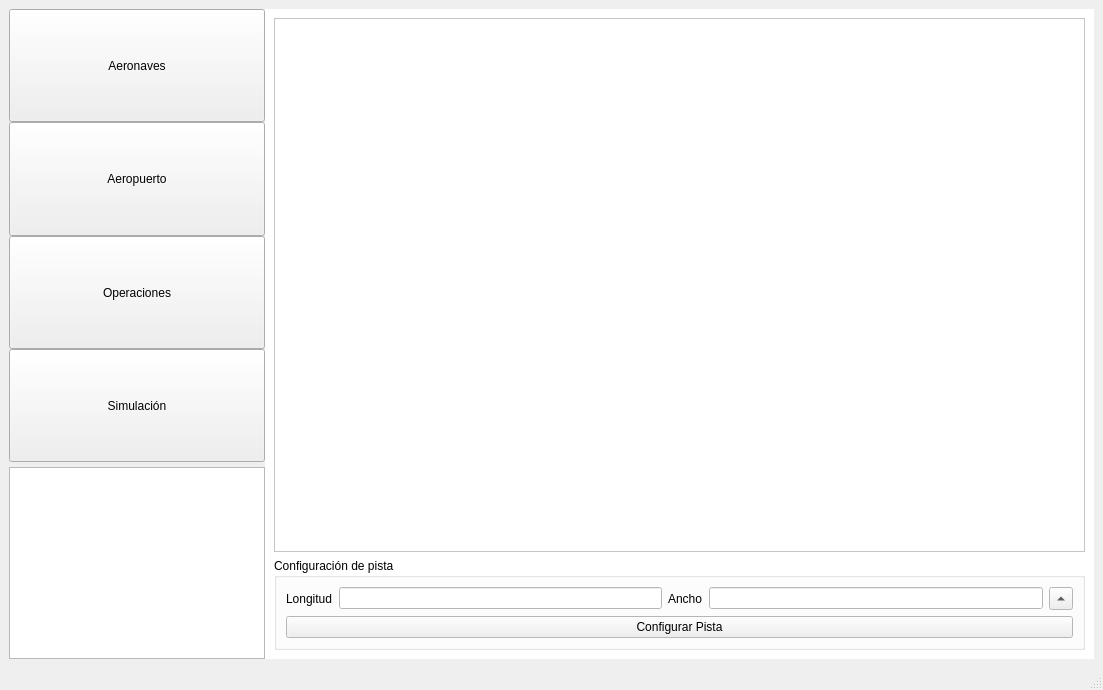
First picture: the form in interfazprincipal.ui, repository IgnacioOchoa/SimAerop, before the edit.
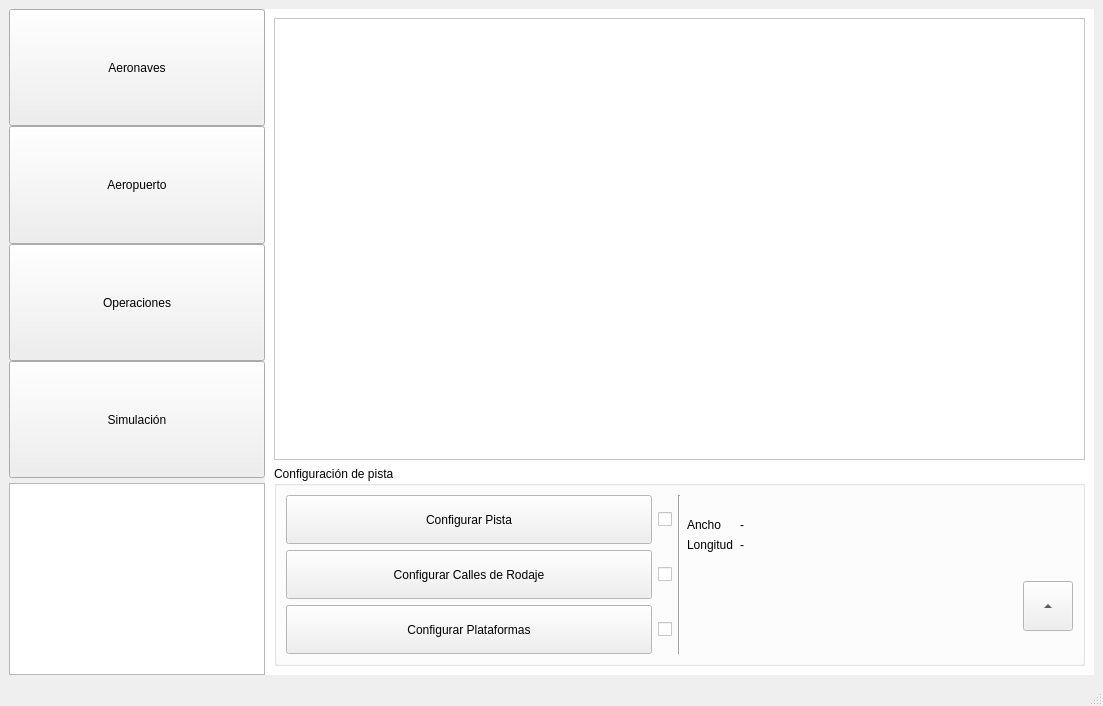
Second picture: the form after the edit. Custom widgets are drawn as their Qt base class.

Commit message:
Se modificó la estructura de edición de pista
Se separó el diálogo de configuración de pista en tres: Pista, Calles de
Rodaje y Plataformas. Estos elementos se definen en diálogos separados
pero todos son necesarios para tener una pista funcional. Los checkboxes
que se agregaron a la par de los botones indican cuando dicha parte
está configurada correctamente. Cuando los tres checkboxes están
tildados se dispone de una pista completa y entonces es posible
graficarla y trabajar con ella. Aún no se han implementado los diálogos
para Calles de rodaje y Plataforma.

What changed in the file:
```diff
--- a/interfazprincipal.ui
+++ b/interfazprincipal.ui
@@ -7,7 +7,7 @@
     <x>0</x>
     <y>0</y>
     <width>1103</width>
-    <height>690</height>
+    <height>706</height>
    </rect>
   </property>
   <property name="windowTitle">
@@ -370,75 +370,218 @@
        </property>
        <layout class="QVBoxLayout" name="verticalLayout_6">
         <item>
-         <widget class="customGraphicsView" name="graficoPista"/>
+         <widget class="customGraphicsView" name="graficoPista">
+          <property name="sizePolicy">
+           <sizepolicy hsizetype="Preferred" vsizetype="Expanding">
+            <horstretch>0</horstretch>
+            <verstretch>0</verstretch>
+           </sizepolicy>
+          </property>
+         </widget>
         </item>
         <item>
          <widget class="QGroupBox" name="groupBox_3">
+          <property name="maximumSize">
+           <size>
+            <width>16777215</width>
+            <height>200</height>
+           </size>
+          </property>
           <property name="title">
            <string>Configuración de pista</string>
           </property>
-          <layout class="QVBoxLayout" name="verticalLayout_5">
+          <layout class="QHBoxLayout" name="horizontalLayout_3">
            <item>
-            <layout class="QHBoxLayout" name="horizontalLayout_6">
+            <layout class="QGridLayout" name="gridLayout">
+             <item row="0" column="0">
+              <widget class="QPushButton" name="pbConfigurarPista">
+               <property name="sizePolicy">
+                <sizepolicy hsizetype="Expanding" vsizetype="Expanding">
+                 <horstretch>0</horstretch>
+                 <verstretch>0</verstretch>
+                </sizepolicy>
+               </property>
+               <property name="text">
+                <string>Configurar Pista</string>
+               </property>
+              </widget>
+             </item>
+             <item row="0" column="1">
+              <widget class="QCheckBox" name="confPistaChk">
+               <property name="baseSize">
+                <size>
+                 <width>30</width>
+                 <height>30</height>
+                </size>
+               </property>
+               <property name="text">
+                <string/>
+               </property>
+              </widget>
+             </item>
+             <item row="1" column="0">
+              <widget class="QPushButton" name="pbConfigurarCallesRodaje">
+               <property name="sizePolicy">
+                <sizepolicy hsizetype="Expanding" vsizetype="Expanding">
+                 <horstretch>0</horstretch>
+                 <verstretch>0</verstretch>
+                </sizepolicy>
+               </property>
+               <property name="text">
+                <string>Configurar Calles de Rodaje</string>
+               </property>
+              </widget>
+             </item>
+             <item row="1" column="1">
+              <widget class="QCheckBox" name="confCalleRodChk">
+               <property name="text">
+                <string/>
+               </property>
+              </widget>
+             </item>
+             <item row="2" column="0">
+              <widget class="QPushButton" name="pbConfigurarPlataformas">
+               <property name="sizePolicy">
+                <sizepolicy hsizetype="Expanding" vsizetype="Expanding">
+                 <horstretch>0</horstretch>
+                 <verstretch>0</verstretch>
+                </sizepolicy>
+               </property>
+               <property name="text">
+                <string>Configurar Plataformas</string>
+               </property>
+              </widget>
+             </item>
+             <item row="2" column="1">
+              <widget class="QCheckBox" name="confPlatChk">
+               <property name="text">
+                <string/>
+               </property>
+              </widget>
+             </item>
+            </layout>
+           </item>
+           <item>
+            <widget class="Line" name="line">
+             <property name="orientation">
+              <enum>Qt::Vertical</enum>
+             </property>
+            </widget>
+           </item>
+           <item>
+            <layout class="QVBoxLayout" name="verticalLayout_4">
              <item>
-              <layout class="QHBoxLayout" name="horizontalLayout_3">
-               <item>
+              <layout class="QGridLayout" name="gridLayout_2">
+               <item row="0" column="0">
+                <widget class="QLabel" name="labelAnchoPista">
+                 <property name="sizePolicy">
+                  <sizepolicy hsizetype="Maximum" vsizetype="Maximum">
+                   <horstretch>0</horstretch>
+                   <verstretch>0</verstretch>
+                  </sizepolicy>
+                 </property>
+                 <property name="text">
+                  <string>Ancho</string>
+                 </property>
+                 <property name="alignment">
+                  <set>Qt::AlignLeading|Qt::AlignLeft|Qt::AlignVCenter</set>
+                 </property>
+                 <property name="margin">
+                  <number>10</number>
+                 </property>
+                </widget>
+               </item>
+               <item row="0" column="1">
+                <widget class="QLabel" name="lbValorAncho">
+                 <property name="text">
+                  <string>-</string>
+                 </property>
+                </widget>
+               </item>
+               <item row="1" column="0">
                 <widget class="QLabel" name="labelLongitudPista">
+                 <property name="sizePolicy">
+                  <sizepolicy hsizetype="Maximum" vsizetype="Maximum">
+                   <horstretch>0</horstretch>
+                   <verstretch>0</verstretch>
+                  </sizepolicy>
+                 </property>
                  <property name="text">
                   <string>Longitud</string>
                  </property>
+                 <property name="alignment">
+                  <set>Qt::AlignLeading|Qt::AlignLeft|Qt::AlignVCenter</set>
+                 </property>
+                 <property name="margin">
+                  <number>10</number>
+                 </property>
                 </widget>
                </item>
-               <item>
-                <widget class="QLineEdit" name="lineEditLongitudPista"/>
+               <item row="1" column="1">
+                <widget class="QLabel" name="lbValorLongitud">
+                 <property name="text">
+                  <string>-</string>
+                 </property>
+                </widget>
                </item>
               </layout>
              </item>
              <item>
               <layout class="QHBoxLayout" name="horizontalLayout_2">
                <item>
-                <widget class="QLabel" name="labelAnchoPista">
+                <spacer name="horizontalSpacer">
+                 <property name="orientation">
+                  <enum>Qt::Horizontal</enum>
+                 </property>
+                 <property name="sizeHint" stdset="0">
+                  <size>
+                   <width>40</width>
+                   <height>20</height>
+                  </size>
+                 </property>
+                </spacer>
+               </item>
+               <item>
+                <widget class="QToolButton" name="botonGraficarPista">
+                 <property name="sizePolicy">
+                  <sizepolicy hsizetype="Preferred" vsizetype="Preferred">
+                   <horstretch>0</horstretch>
+                   <verstretch>0</verstretch>
+                  </sizepolicy>
+                 </property>
+                 <property name="minimumSize">
+                  <size>
+                   <width>50</width>
+                   <height>0</height>
+                  </size>
+                 </property>
+                 <property name="maximumSize">
+                  <size>
+                   <width>50</width>
+                   <height>50</height>
+                  </size>
+                 </property>
+                 <property name="layoutDirection">
+                  <enum>Qt::LeftToRight</enum>
+                 </property>
                  <property name="text">
-                  <string>Ancho</string>
+                  <string>...</string>
+                 </property>
+                 <property name="toolButtonStyle">
+                  <enum>Qt::ToolButtonIconOnly</enum>
+                 </property>
+                 <property name="autoRaise">
+                  <bool>false</bool>
+                 </property>
+                 <property name="arrowType">
+                  <enum>Qt::UpArrow</enum>
                  </property>
                 </widget>
                </item>
-               <item>
-                <widget class="QLineEdit" name="lineEditAnchoPista"/>
-               </item>
               </layout>
              </item>
-             <item>
-              <widget class="QToolButton" name="botonGraficarPista">
-               <property name="sizePolicy">
-                <sizepolicy hsizetype="Preferred" vsizetype="Fixed">
-                 <horstretch>0</horstretch>
-                 <verstretch>0</verstretch>
-                </sizepolicy>
-               </property>
-               <property name="text">
-                <string>...</string>
-               </property>
-               <property name="toolButtonStyle">
-                <enum>Qt::ToolButtonIconOnly</enum>
-               </property>
-               <property name="autoRaise">
-                <bool>false</bool>
-               </property>
-               <property name="arrowType">
-                <enum>Qt::UpArrow</enum>
-               </property>
-              </widget>
-             </item>
             </layout>
            </item>
-           <item>
-            <widget class="QPushButton" name="pbConfigurarPista">
-             <property name="text">
-              <string>Configurar Pista</string>
-             </property>
-            </widget>
-           </item>
           </layout>
          </widget>
         </item>
```
The commit also changes 8 other files.
